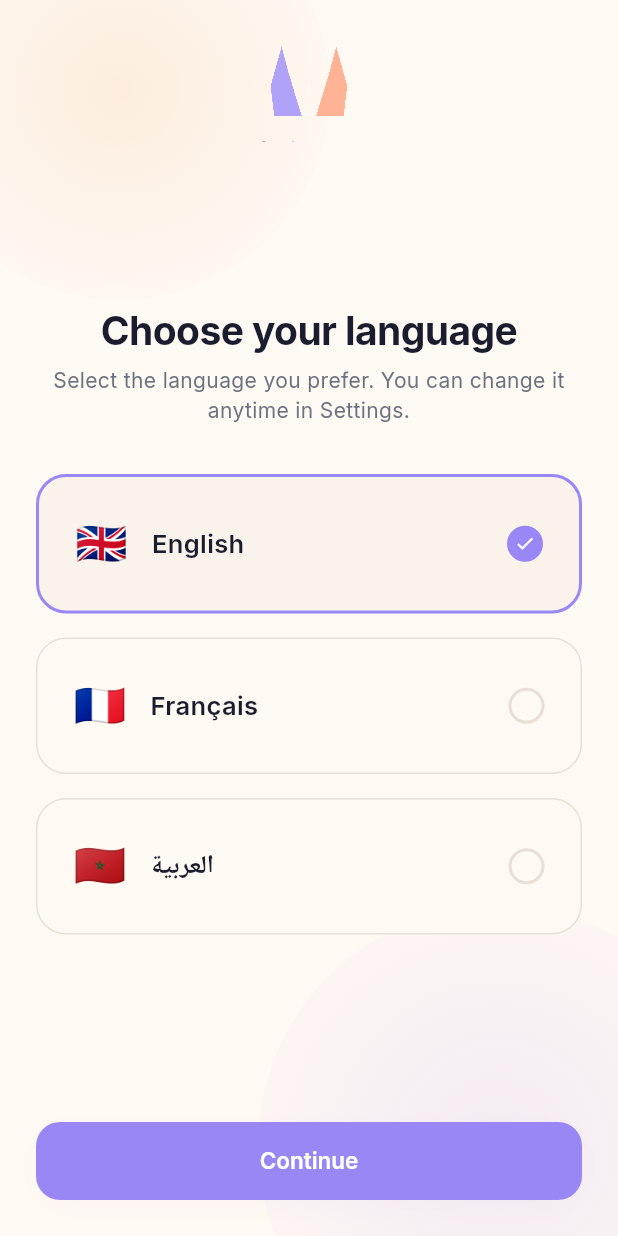
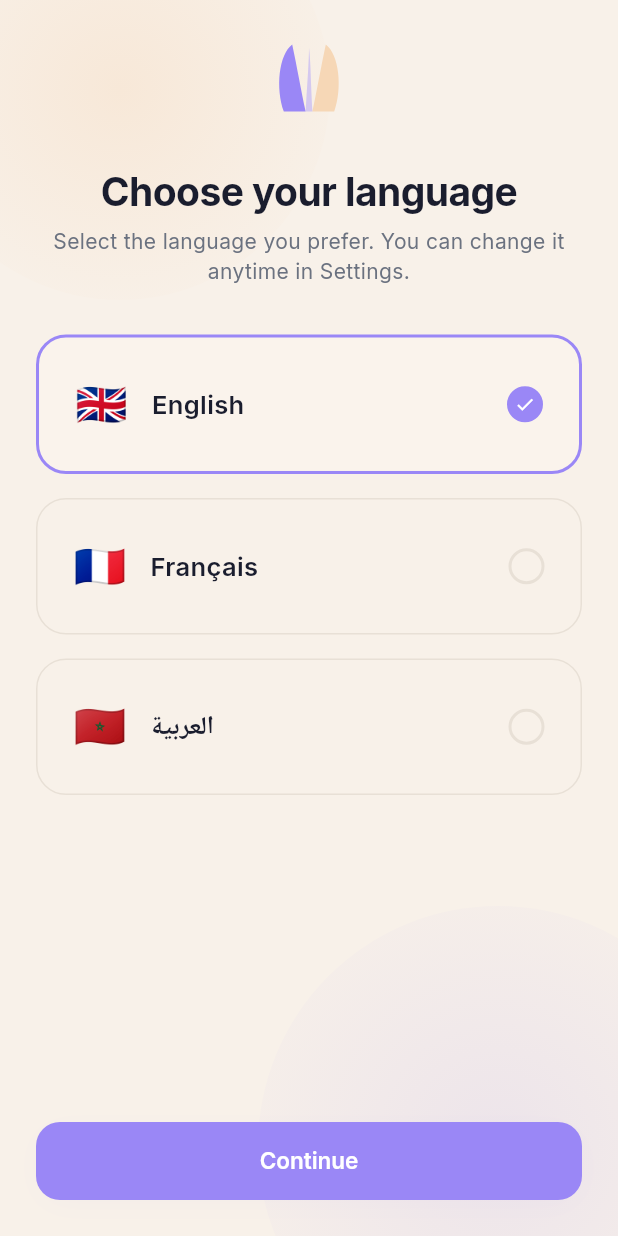
Before and after one commit to slayqueearikma-beep/margem, a Flutter app: the screen it shows after launch, on a phone screen of 412 x 824 dp. Run offline on Flutter 3.47's test engine with Material 3 defaults, Android fonts, the phone set to English and light mode, and no system bars; our stand-ins replace cached_network_image, flutter_rating_bar, flutter_riverpod, flutter_secure_storage, geolocator, go_router and 5 more.

Commit message:
Official MarGem logo: high-quality assets and consistent placement
- Redesign vector logo as three overlapping lavender/peach pills
- Generate supersampled PNG masters at 1x/2x/3x for native fallbacks
- Prefer crisp vector rendering in-app; raster for launchers only
- Standardize sizes: splash 128, auth 72, onboarding 64, compact 32
- Apply icon-only logo on splash, auth, onboarding per brand spec
- Update warm cream background token to #F8F1E9

Co-authored-by: slayqueearikma-beep <slayqueearikma-beep@users.noreply.github.com>

```diff
--- a/souq-local/mobile/lib/core/theme/app_colors.dart
+++ b/souq-local/mobile/lib/core/theme/app_colors.dart
@@ -7,11 +7,12 @@ class AppColors {
   // ── Beige / warm neutrals (60% — primary surfaces) ──────────────────────
   static const beige = Color(0xFFF6D7B8);
   static const beigeLight = Color(0xFFFAF3EC);
-  static const cream = Color(0xFFFFF9F3);
+  static const cream = Color(0xFFF8F1E9);
+  static const creamSoft = Color(0xFFFFF9F3);
   static const ultraLight = Color(0xFFFAF8FF);
 
   // Aliases used across the codebase
-  static const peach = beige;
+  static const peach = Color(0xFFF6D7B6);
   static const peachDark = Color(0xFFE8C49A);
   static const peachLight = beigeLight;
   static const peachMuted = beigeLight;
--- a/souq-local/mobile/lib/core/widgets/app_brand_logo.dart
+++ b/souq-local/mobile/lib/core/widgets/app_brand_logo.dart
@@ -7,14 +7,17 @@ import 'margem_m_logo.dart';
 class AppBrandSizes {
   AppBrandSizes._();
 
-  /// Splash, welcome hero, authentication welcome.
-  static const double splash = 120;
+  /// Native splash — large centered icon only.
+  static const double splash = 128;
 
-  /// Primary branding screens (onboarding welcome, login hero).
-  static const double primaryBranding = 112;
+  /// Login, register, forgot-password hero.
+  static const double authHeader = 72;
 
-  /// Settings, about, language picker.
-  static const double settingsBranding = 96;
+  /// Onboarding welcome & account-type headers.
+  static const double onboardingHeader = 64;
+
+  /// Settings, language picker.
+  static const double settingsBranding = 56;
 
   /// Large empty states.
   static const double emptyState = 88;
@@ -30,24 +33,34 @@ class AppBrandSizes {
 
   /// Minimum clear-space padding around the logo (each side).
   static const double clearSpace = 8;
+
+  /// Clear space for hero / splash placements.
+  static const double clearSpaceHero = 16;
+
+  static double clearSpaceFor(AppBrandContext context) {
+    return switch (context) {
+      AppBrandContext.primaryBranding => clearSpaceHero,
+      _ => clearSpace,
+    };
+  }
 }
 
-/// Where the logo appears — drives full lockup vs icon-only per brand rules.
+/// Where the logo appears — drives icon vs lockup per brand rules.
 enum AppBrandContext {
-  /// Splash, onboarding hero, login/sign-up welcome.
+  /// Splash — icon only, large.
   primaryBranding,
 
-  /// Language picker, about, marketing with room to breathe.
+  /// Language picker, about.
   settingsBranding,
 
-  /// Large empty states with no competing title.
+  /// Large empty states.
   emptyState,
 
-  /// Top bars, drawers, tabs, cards, loading spinners.
+  /// Top bars, drawers, tabs, cards.
   compactBranding,
 }
 
-/// MarGem brand logo — vector M mark or raster lockup.
+/// MarGem brand logo — crisp vector mark with optional raster fallback.
 class AppBrandLogo extends StatelessWidget {
   const AppBrandLogo({
     super.key,
@@ -56,20 +69,22 @@ class AppBrandLogo extends StatelessWidget {
     this.width,
     this.height,
     this.iconSize = 40,
-    this.showTagline = false,
+    this.showWordmark = false,
+    this.preferVector = true,
   }) : assert(
           brandContext != null || variant != null,
           'Provide either brandContext or variant',
         );
 
-  /// Picks full lockup or icon from [AppBrandContext] UX rules.
+  /// Picks icon size & variant from [AppBrandContext] UX rules.
   factory AppBrandLogo.forContext(
     AppBrandContext brandContext, {
     Key? key,
     double? size,
     double? width,
     double? height,
-    bool showTagline = false,
+    bool showWordmark = false,
+    bool preferVector = true,
   }) {
     return AppBrandLogo(
       key: key,
@@ -77,7 +92,8 @@ class AppBrandLogo extends StatelessWidget {
       iconSize: size ?? _defaultSizeFor(brandContext),
       width: width,
       height: height,
-      showTagline: showTagline,
+      showWordmark: showWordmark,
+      preferVector: preferVector,
     );
   }
 
@@ -86,14 +102,16 @@ class AppBrandLogo extends StatelessWidget {
   final double? width;
   final double? height;
   final double iconSize;
-  final bool showTagline;
+  final bool showWordmark;
+  final bool preferVector;
 
   static const _iconAsset = 'assets/images/margem_logo.png';
+  static const _iconAsset2x = 'assets/images/margem_logo@2x.png';
   static const _fullAsset = 'assets/images/margem_logo_full.png';
 
   static double _defaultSizeFor(AppBrandContext context) {
     return switch (context) {
-      AppBrandContext.primaryBranding => AppBrandSizes.primaryBranding,
+      AppBrandContext.primaryBranding => AppBrandSizes.splash,
       AppBrandContext.settingsBranding => AppBrandSizes.settingsBranding,
       AppBrandContext.emptyState => AppBrandSizes.emptyState,
       AppBrandContext.compactBranding => AppBrandSizes.compact,
@@ -105,10 +123,17 @@ class AppBrandLogo extends StatelessWidget {
     return switch (brandContext!) {
       AppBrandContext.primaryBranding ||
       AppBrandContext.settingsBranding ||
-      AppBrandContext.emptyState =>
-        AppBrandLogoVariant.full,
-      AppBrandContext.compactBranding => AppBrandLogoVariant.icon,
+      AppBrandContext.emptyState ||
+      AppBrandContext.compactBranding =>
+        AppBrandLogoVariant.icon,
     };
+  }
+
+  double get _clearSpace {
+    if (brandContext != null) {
+      return AppBrandSizes.clearSpaceFor(brandContext!);
+    }
+    return AppBrandSizes.clearSpace;
   }
 
   @override
@@ -121,16 +146,23 @@ class AppBrandLogo extends StatelessWidget {
             width: width,
             height: height,
             iconSize: iconSize,
-            showTagline: showTagline,
+            showWordmark: showWordmark,
+            preferVector: preferVector,
           ),
-        AppBrandLogoVariant.icon => _LogoMark(size: iconSize),
-        AppBrandLogoVariant.lockup => _HorizontalLockup(iconSize: iconSize),
+        AppBrandLogoVariant.icon => _LogoMark(
+            size: iconSize,
+            preferVector: preferVector,
+          ),
+        AppBrandLogoVariant.lockup => _HorizontalLockup(
+            iconSize: iconSize,
+            preferVector: preferVector,
+          ),
         AppBrandLogoVariant.wordmark => _Wordmark(height: iconSize * 0.55),
       },
     );
 
     return Padding(
-      padding: const EdgeInsets.all(AppBrandSizes.clearSpace),
+      padding: EdgeInsets.all(_clearSpace),
       child: logo,
     );
   }
@@ -141,16 +173,25 @@ class _FullLockup extends StatelessWidget {
     required this.width,
     required this.height,
     required this.iconSize,
-    required this.showTagline,
+    required this.showWordmark,
+    required this.preferVector,
   });
 
   final double? width;
   final double? height;
   final double iconSize;
-  final bool showTagline;
+  final bool showWordmark;
+  final bool preferVector;
 
   @override
   Widget build(BuildContext context) {
+    if (preferVector) {
+      return MargemMLogo(
+        size: iconSize,
+        showWordmark: true,
+        wordmarkSize: iconSize * 0.22,
+      );
+    }
     return _LogoImage(
       asset: AppBrandLogo._fullAsset,
       width: width ?? iconSize * 1.15,
@@ -165,16 +206,20 @@ class _FullLockup extends StatelessWidget {
 }
 
 class _HorizontalLockup extends StatelessWidget {
-  const _HorizontalLockup({required this.iconSize});
+  const _HorizontalLockup({
+    required this.iconSize,
+    required this.preferVector,
+  });
 
   final double iconSize;
+  final bool preferVector;
 
   @override
   Widget build(BuildContext context) {
     return Row(
       mainAxisSize: MainAxisSize.min,
       children: [
-        _LogoMark(size: iconSize),
+        _LogoMark(size: iconSize, preferVector: preferVector),
         SizedBox(width: iconSize * 0.2),
         _Wordmark(height: iconSize * 0.55),
       ],
@@ -183,12 +228,19 @@ class _HorizontalLockup extends StatelessWidget {
 }
 
 class _LogoMark extends StatelessWidget {
-  const _LogoMark({required this.size});
+  const _LogoMark({
+    required this.size,
+    this.preferVector = true,
+  });
 
   final double size;
+  final bool preferVector;
 
   @override
   Widget build(BuildContext context) {
+    if (preferVector) {
+      return MargemMLogo(size: size);
+    }
     return _LogoImage(
       asset: AppBrandLogo._iconAsset,
       width: size,
@@ -213,12 +265,18 @@ class _LogoImage extends StatelessWidget {
 
   @override
   Widget build(BuildContext context) {
+  final dpr = MediaQuery.devicePixelRatioOf(context);
+  final assetPath = dpr >= 2.5
+      ? AppBrandLogo._iconAsset2x
+      : asset;
+
     return Image.asset(
-      asset,
+      assetPath,
       width: width,
       height: height,
       fit: BoxFit.contain,
       filterQuality: FilterQuality.high,
+      gaplessPlayback: true,
       errorBuilder: (_, __, ___) => fallback,
     );
   }
@@ -241,24 +299,24 @@ class AppLogoPlaceholder extends StatelessWidget {
 
   @override
   Widget build(BuildContext context) {
-    if (showFullLogo || size >= 100) {
-      return AppBrandLogo.forContext(
-        AppBrandContext.primaryBranding,
-        size: size,
-        showTagline: true,
+    if (showFullLogo) {
+      return AppBrandLogo(
+        variant: AppBrandLogoVariant.full,
+        iconSize: size,
+        showWordmark: true,
       );
     }
 
-    return AppBrandLogo.forContext(
-      AppBrandContext.compactBranding,
-      size: size,
+    return AppBrandLogo(
+      variant: AppBrandLogoVariant.icon,
+      iconSize: size,
     );
   }
 }
 
 /// Compact nav/header mark — icon only.
 class AppLogoHeader extends StatelessWidget {
-  const AppLogoHeader({super.key, this.size = 36});
+  const AppLogoHeader({super.key, this.size = AppBrandSizes.compact});
 
   final double size;
 
@@ -290,7 +348,10 @@ class _Wordmark extends StatelessWidget {
         ),
         children: [
           TextSpan(text: 'Mar', style: TextStyle(color: marColor)),
-          const TextSpan(text: 'Gem', style: TextStyle(color: AppColors.lavender)),
+          const TextSpan(
+            text: 'Gem',
+            style: TextStyle(color: AppColors.lavender),
+          ),
         ],
       ),
     );
--- a/souq-local/mobile/lib/core/widgets/app_buttons.dart
+++ b/souq-local/mobile/lib/core/widgets/app_buttons.dart
@@ -142,9 +142,9 @@ class AppScreenHeader extends StatelessWidget {
       children: [
         if (showLogo) ...[
           Center(
-            child: AppBrandLogo.forContext(
-              AppBrandContext.primaryBranding,
-              size: 64,
+            child: AppBrandLogo(
+              variant: AppBrandLogoVariant.icon,
+              iconSize: AppBrandSizes.onboardingHeader,
             ),
           ),
           const SizedBox(height: AppSpacing.lg),
--- a/souq-local/mobile/lib/features/auth/verify_email_screen.dart
+++ b/souq-local/mobile/lib/features/auth/verify_email_screen.dart
@@ -115,9 +115,9 @@ class _VerifyEmailScreenState extends ConsumerState<VerifyEmailScreen> {
             children: [
               const SizedBox(height: AppSpacing.lg),
               Center(
-                child: AppBrandLogo.forContext(
-                  AppBrandContext.compactBranding,
-                  size: 56,
+                child: AppBrandLogo(
+                  variant: AppBrandLogoVariant.icon,
+                  iconSize: AppBrandSizes.authHeader,
                 ),
               ),
               const SizedBox(height: AppSpacing.lg),
--- a/souq-local/mobile/lib/features/settings/language_selection_screen.dart
+++ b/souq-local/mobile/lib/features/settings/language_selection_screen.dart
@@ -97,13 +97,15 @@ class _LanguageSelectionScreenState
                     if (!widget.fromSettings)
                       const SizedBox(height: AppSpacing.md),
                     Center(
-                      child: AppBrandLogo.forContext(
-                        widget.fromSettings
-                            ? AppBrandContext.compactBranding
-                            : AppBrandContext.settingsBranding,
-                        size: widget.fromSettings ? 48 : 96,
-                        showTagline: !widget.fromSettings,
-                      ),
+                      child: widget.fromSettings
+                          ? AppBrandLogo.forContext(
+                              AppBrandContext.compactBranding,
+                              size: AppBrandSizes.compact,
+                            )
+                          : AppBrandLogo(
+                              variant: AppBrandLogoVariant.icon,
+                              iconSize: AppBrandSizes.settingsBranding,
+                            ),
                     ),
                     const SizedBox(height: AppSpacing.lg),
                     Text(
--- a/souq-local/mobile/pubspec.yaml
+++ b/souq-local/mobile/pubspec.yaml
@@ -39,4 +39,8 @@ flutter:
 
   assets:
     - assets/images/
+    - assets/images/margem_logo.png
+    - assets/images/margem_logo@2x.png
+    - assets/images/margem_logo@3x.png
+    - assets/images/margem_logo_full.png
     - assets/images/onboarding/
```
Also changed, not shown: souq-local/mobile/lib/core/widgets/margem_m_logo.dart (+46 -58 lines), souq-local/mobile/lib/features/auth/forgot_password_screen.dart (+5 -4 lines), souq-local/mobile/lib/features/auth/login_screen.dart (+4 -7 lines), souq-local/mobile/lib/features/splash/splash_screen.dart (+4 -4 lines), souq-local/brand/margem_logo.png, souq-local/brand/margem_logo_icon.png, souq-local/mobile/assets/images/margem_logo.png, souq-local/mobile/assets/images/margem_logo@2x.png (added), souq-local/mobile/assets/images/margem_logo@3x.png (added), souq-local/mobile/assets/images/margem_logo_full.png, souq-local/mobile/assets/images/margem_logo_full@2x.png (added), 1 other file.
